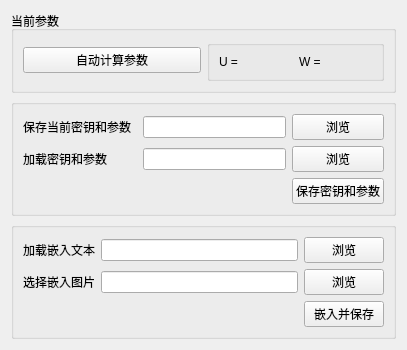
The window that gui/ui_design_files/server.ui (barryZZJ/RDH-EI_cqu) describes before a commit, drawn with Qt 5.
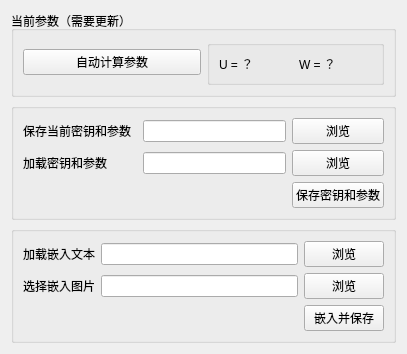
The same window after the commit.

Commit message: 完成了server代码，需要debug

The edit to the form file:
```diff
--- a/gui/ui_design_files/server.ui
+++ b/gui/ui_design_files/server.ui
@@ -22,7 +22,7 @@
    <item>
     <widget class="QGroupBox" name="groupBox_conf">
      <property name="title">
-      <string>当前参数</string>
+      <string>当前参数（需要更新）</string>
      </property>
      <layout class="QGridLayout" name="gridLayout_3">
       <item row="0" column="0">
@@ -49,7 +49,7 @@
             </font>
            </property>
            <property name="text">
-            <string>U = </string>
+            <string>U = ？</string>
            </property>
           </widget>
          </item>
@@ -62,7 +62,7 @@
             </font>
            </property>
            <property name="text">
-            <string>W = </string>
+            <string>W = ？</string>
            </property>
           </widget>
          </item>
```
Left out of the diff: 4 changed lines with no effect on the pictures. The commit also changes 3 other files.
